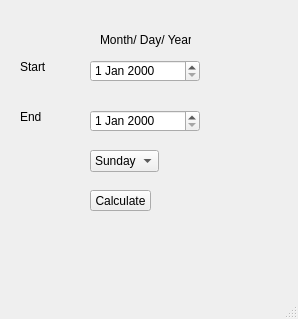
First picture: the form in calendar_gui.ui, repository MrDiagnose/logicalReasoningCalendar, before the edit.
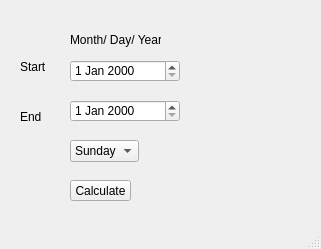
Second picture: the form after the edit. Icons and pictures are not drawn.

Diff of the .ui file:
```diff
--- a/calendar_gui.ui
+++ b/calendar_gui.ui
@@ -6,8 +6,8 @@
    <rect>
     <x>0</x>
     <y>0</y>
-    <width>298</width>
-    <height>319</height>
+    <width>321</width>
+    <height>249</height>
    </rect>
   </property>
   <property name="windowTitle">
@@ -17,7 +17,7 @@
    <widget class="QDateEdit" name="startMonthDate">
     <property name="geometry">
      <rect>
-      <x>90</x>
+      <x>70</x>
       <y>60</y>
       <width>110</width>
       <height>22</height>
@@ -53,8 +53,8 @@
    <widget class="QDateEdit" name="endMonthDate">
     <property name="geometry">
      <rect>
-      <x>90</x>
-      <y>110</y>
+      <x>70</x>
+      <y>100</y>
       <width>110</width>
       <height>22</height>
      </rect>
@@ -63,8 +63,8 @@
    <widget class="QPushButton" name="btnCalculate">
     <property name="geometry">
      <rect>
-      <x>90</x>
-      <y>190</y>
+      <x>70</x>
+      <y>180</y>
       <width>61</width>
       <height>21</height>
      </rect>
@@ -76,8 +76,8 @@
    <widget class="QComboBox" name="startDayOfTheWeek">
     <property name="geometry">
      <rect>
-      <x>90</x>
-      <y>150</y>
+      <x>70</x>
+      <y>140</y>
       <width>69</width>
       <height>22</height>
      </rect>
@@ -142,7 +142,7 @@
    <widget class="QLabel" name="month_day_year_label">
     <property name="geometry">
      <rect>
-      <x>100</x>
+      <x>70</x>
       <y>30</y>
       <width>91</width>
       <height>20</height>
@@ -155,8 +155,8 @@
    <widget class="QLabel" name="qr_code_label">
     <property name="geometry">
      <rect>
-      <x>180</x>
-      <y>170</y>
+      <x>210</x>
+      <y>60</y>
       <width>81</width>
       <height>81</height>
      </rect>
```
Left out of the diff: 7 changed lines with no effect on the pictures.
